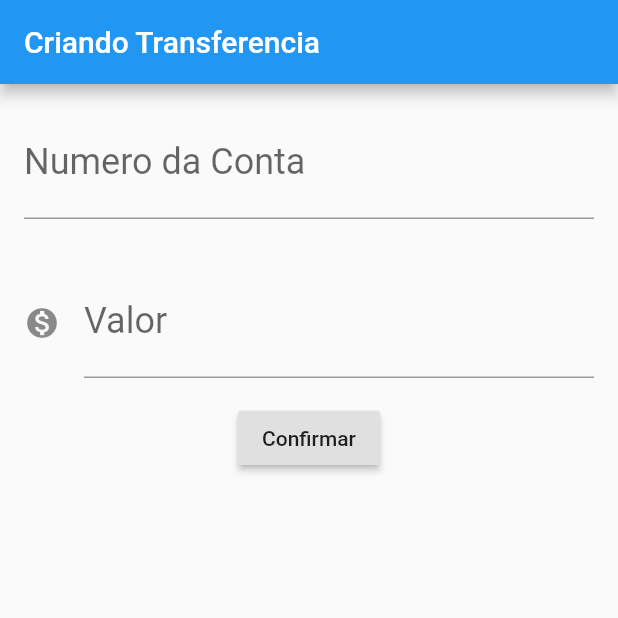
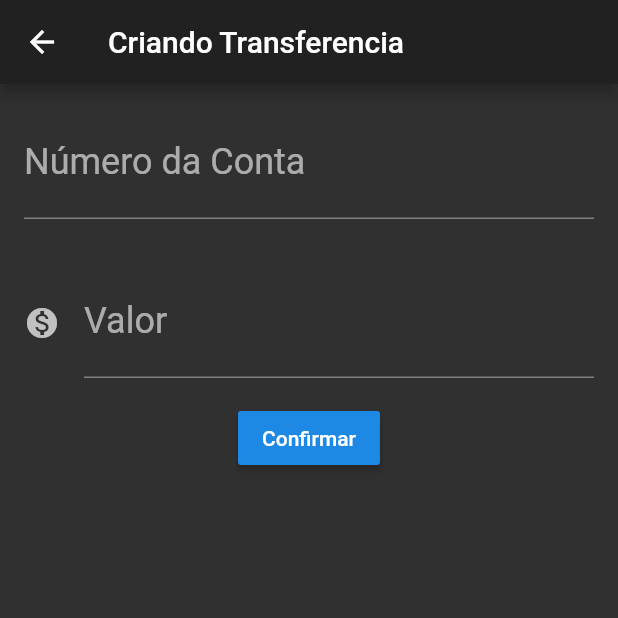
Before and after one commit to Lealdini-dev/Flutter, a Flutter app: the FormularioTransferencia screen opened directly, after a tap on "Confirmar", on a phone screen of 412 x 824 dp, the top half of it. Run offline on Flutter 3.47's test engine with Material 2 defaults, Android fonts, the phone set to English and light mode, and no system bars.

Commit message:
Subindo o conteudo da aula de fundamentos do flutter

```diff
--- /dev/null
+++ b/neo_bank/lib/components/editor.dart
@@ -0,0 +1,29 @@
+import 'package:flutter/material.dart';
+
+class Editor extends StatelessWidget {
+  final TextEditingController controlador;
+  final String rotulo;
+  final String dica;
+  final IconData icone;
+
+  Editor({this.controlador, this.rotulo, this.dica, this.icone});
+
+  @override
+  Widget build(BuildContext context) {
+    return Padding(
+      padding: const EdgeInsets.all(16.0),
+      child: TextField(
+        controller: controlador,
+        style: TextStyle(
+          fontSize: 24.0,
+        ),
+        decoration: InputDecoration(
+          icon: icone != null ? Icon(icone) : null,
+          labelText: rotulo,
+          hintText: dica,
+        ),
+        keyboardType: TextInputType.number,
+      ),
+    );
+  }
+}
--- a/neo_bank/lib/main.dart
+++ b/neo_bank/lib/main.dart
@@ -1,4 +1,5 @@
 import 'package:flutter/material.dart';
+import 'file:///C:/Users/vntfamo/Documents/Fabio/Flutter/neo_bank/lib/screens/transferencia/lista.dart';
 
 void main() => runApp(NeobankApp());
 
@@ -6,126 +7,8 @@ class NeobankApp extends StatelessWidget {
   @override
   Widget build(BuildContext context) {
     return MaterialApp(
-      home: Scaffold(
-        body: FormularioTransferencia(),
-      ),
+      theme: ThemeData.dark(),
+      home: ListaTransferencias(),
     );
   }
 }
-
-class FormularioTransferencia extends StatelessWidget {
-  final TextEditingController _controladorCampoNumeroConta =
-      TextEditingController();
-  final TextEditingController _controladorCampovalor = TextEditingController();
-
-  @override
-  Widget build(BuildContext context) {
-    return Scaffold(
-      appBar: AppBar(
-        title: Text('Criando Transferencia'),
-      ),
-      body: Column(
-        children: <Widget>[
-          Editor(controlador: _controladorCampoNumeroConta, dica: '0000', rotulo: 'Numero da Conta'),
-          Editor(controlador: _controladorCampovalor, dica: '0.00', rotulo: 'Valor', icone: Icons.monetization_on,),
-          RaisedButton(
-            child: Text('Confirmar'),
-            onPressed: () {
-              _criarTransferencia();
-            },
-          )
-        ],
-      ),
-    );
-  }
-
-  void _criarTransferencia() {
-    final int numeroConta =
-        int.tryParse(_controladorCampoNumeroConta.text);
-    final double valor = double.tryParse(_controladorCampovalor.text);
-    if (numeroConta != null && valor != null) {
-      final trasnferenciaCriada = Transferencia(valor, numeroConta);
-    }
-  }
-}
-
-class Editor extends StatelessWidget {
-
-  final TextEditingController controlador;
-  final String rotulo;
-  final String dica;
-  final IconData icone;
-
-
-  Editor({this.controlador, this.rotulo, this.dica, this.icone});
-
-  @override
-  Widget build(BuildContext context) {
-    return Padding(
-      padding: const EdgeInsets.all(16.0),
-      child: TextField(
-        controller: controlador,
-        style: TextStyle(
-          fontSize: 24.0,
-        ),
-        decoration: InputDecoration(
-          icon: icone != null ? Icon(icone): null,
-          labelText: rotulo,
-          hintText: dica,
-        ),
-        keyboardType: TextInputType.number,
-      ),
-    );
-  }
-}
-
-
-class ListaTransferencias extends StatelessWidget {
-  @override
-  Widget build(BuildContext context) {
-    return Scaffold(
-      appBar: AppBar(
-        title: Text('Transferencias'),
-      ),
-      body: Column(
-        children: <Widget>[
-          ItemTransferencia(Transferencia(100, 1000)),
-          ItemTransferencia(Transferencia(200, 1001)),
-          ItemTransferencia(Transferencia(300, 1002)),
-          ItemTransferencia(Transferencia(410, 1003)),
-        ],
-      ),
-      floatingActionButton: FloatingActionButton(
-        child: Icon(Icons.add),
-      ),
-    );
-  }
-}
-
-class ItemTransferencia extends StatelessWidget {
-  final Transferencia _transferencia;
-
-  ItemTransferencia(this._transferencia);
-
-  @override
-  Widget build(BuildContext context) {
-    return Card(
-        child: ListTile(
-      leading: Icon(Icons.monetization_on),
-      title: Text(_transferencia.valor.toString()),
-      subtitle: Text(_transferencia.numeroConta.toString()),
-    ));
-  }
-}
-
-class Transferencia {
-  final double valor;
-  final int numeroConta;
-
-  Transferencia(this.valor, this.numeroConta);
-
-  @override
-  String toString() {
-    return 'Transferencia{valor: $valor, numeroConta: $numeroConta}';
-  }
-}
--- /dev/null
+++ b/neo_bank/lib/models/transferencia.dart
@@ -0,0 +1,11 @@
+class Transferencia {
+  final double valor;
+  final int numeroConta;
+
+  Transferencia(this.valor, this.numeroConta);
+
+  @override
+  String toString() {
+    return 'Transferencia{valor: $valor, numeroConta: $numeroConta}';
+  }
+}
--- /dev/null
+++ b/neo_bank/lib/screens/transferencia/formulario.dart
@@ -0,0 +1,64 @@
+import 'package:flutter/material.dart';
+import 'package:neo_bank/components/editor.dart';
+import 'package:neo_bank/models/transferencia.dart';
+
+const _tituloAppBar = 'Criando Transferencia';
+const _rotuloCampoValor = 'Valor';
+const _dicaCampoValor = '0.00';
+const _rotuloCampoNumeroConta = 'Número da Conta';
+const _dicaCampoNumeroConta = '0000';
+const _textoBotaoConfirmar = 'Confirmar';
+
+
+class FormularioTransferencia extends StatefulWidget {
+  @override
+  State<StatefulWidget> createState() {
+    return FormularioTransferenciaState();
+  }
+}
+
+class FormularioTransferenciaState extends State<FormularioTransferencia> {
+  final TextEditingController _controladorCampoNumeroConta =
+      TextEditingController();
+  final TextEditingController _controladorCampovalor = TextEditingController();
+
+  @override
+  Widget build(BuildContext context) {
+    return Scaffold(
+      appBar: AppBar(
+        title: Text(_tituloAppBar),
+      ),
+      body: SingleChildScrollView(
+        child: Column(
+          children: <Widget>[
+            Editor(
+                controlador: _controladorCampoNumeroConta,
+                dica: _dicaCampoNumeroConta,
+                rotulo: _rotuloCampoNumeroConta),
+            Editor(
+              controlador: _controladorCampovalor,
+              dica: _dicaCampoValor,
+              rotulo: _rotuloCampoValor,
+              icone: Icons.monetization_on,
+            ),
+            RaisedButton(
+              child: Text(_textoBotaoConfirmar),
+              onPressed: () {
+                _criarTransferencia(context);
+              },
+            ),
+          ],
+        ),
+      ),
+    );
+  }
+
+  void _criarTransferencia(BuildContext context) {
+    final int numeroConta = int.tryParse(_controladorCampoNumeroConta.text);
+    final double valor = double.tryParse(_controladorCampovalor.text);
+    if (numeroConta != null && valor != null) {
+      final trasnferenciaCriada = Transferencia(valor, numeroConta);
+      Navigator.pop(context, trasnferenciaCriada);
+    }
+  }
+}
```
Also changed, not shown: neo_bank/lib/screens/transferencia/lista.dart (added, +65 -0 lines), 1 other file.
